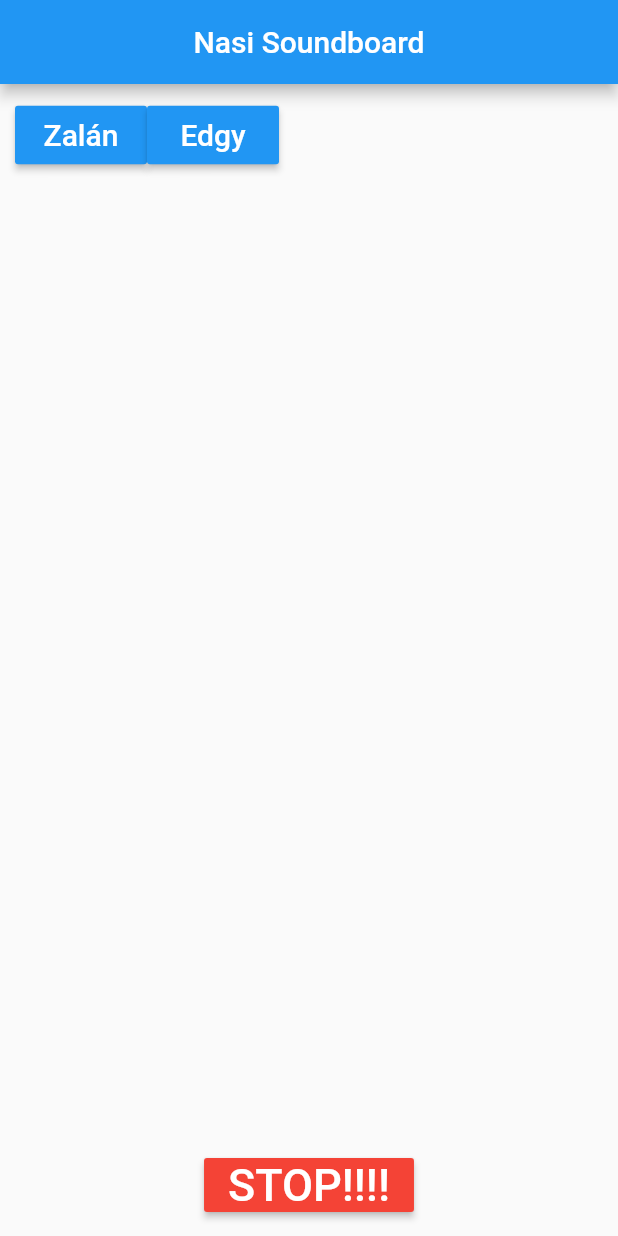
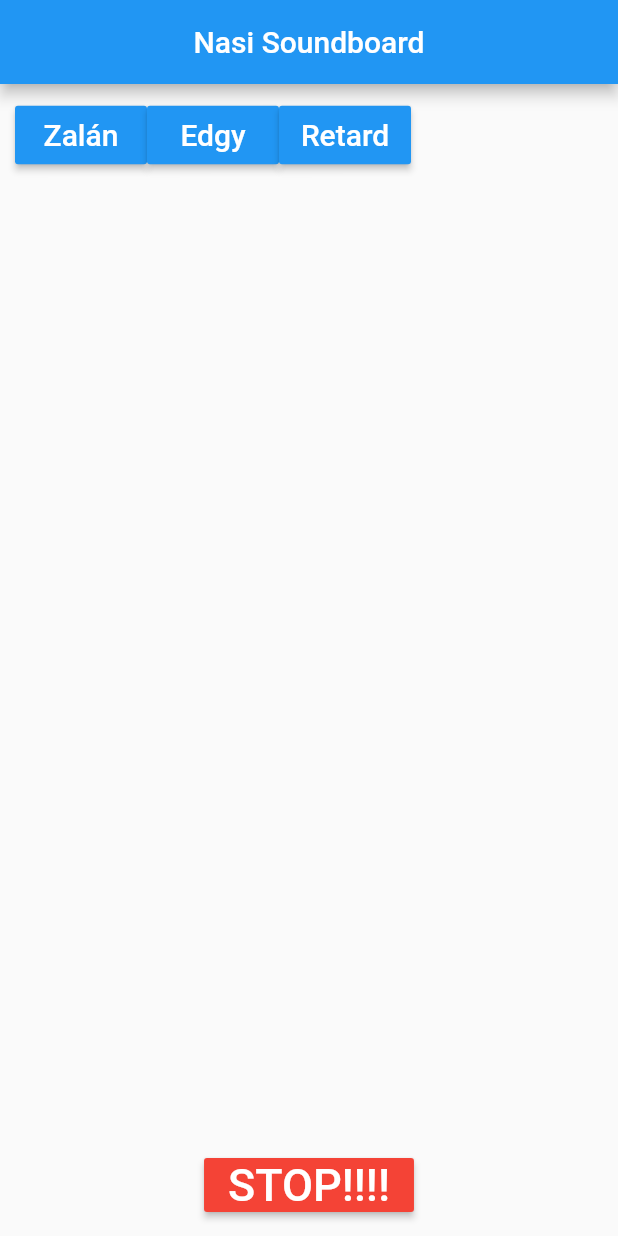
Before and after one commit to Nemeth-Tamas/nasi_sounboard, a Flutter app: the screen it shows after launch, on a phone screen of 412 x 824 dp. Run offline on Flutter 3.47's test engine with Material 2 defaults, Android fonts, the phone set to English and light mode, and no system bars; our stand-ins replace audioplayers.

Commit message:
Added sound effect

```diff
--- a/lib/main.dart
+++ b/lib/main.dart
@@ -69,6 +69,16 @@ class _SounboardState extends State<Sounboard> {
                               child: Text(
                                 "Edgy",
                                 style: TextStyle(fontSize: 20.0),
+                              )),
+                          RaisedButton(
+                              color: Colors.blue,
+                              textColor: Colors.white,
+                              padding: EdgeInsets.all(8.0),
+                              splashColor: Colors.blueAccent,
+                              onPressed: () => playLocal("retard.wav"),
+                              child: Text(
+                                "Retard",
+                                style: TextStyle(fontSize: 20.0),
                               ))
                         ],
                       ),
```
Also changed, not shown: 1 other file.
